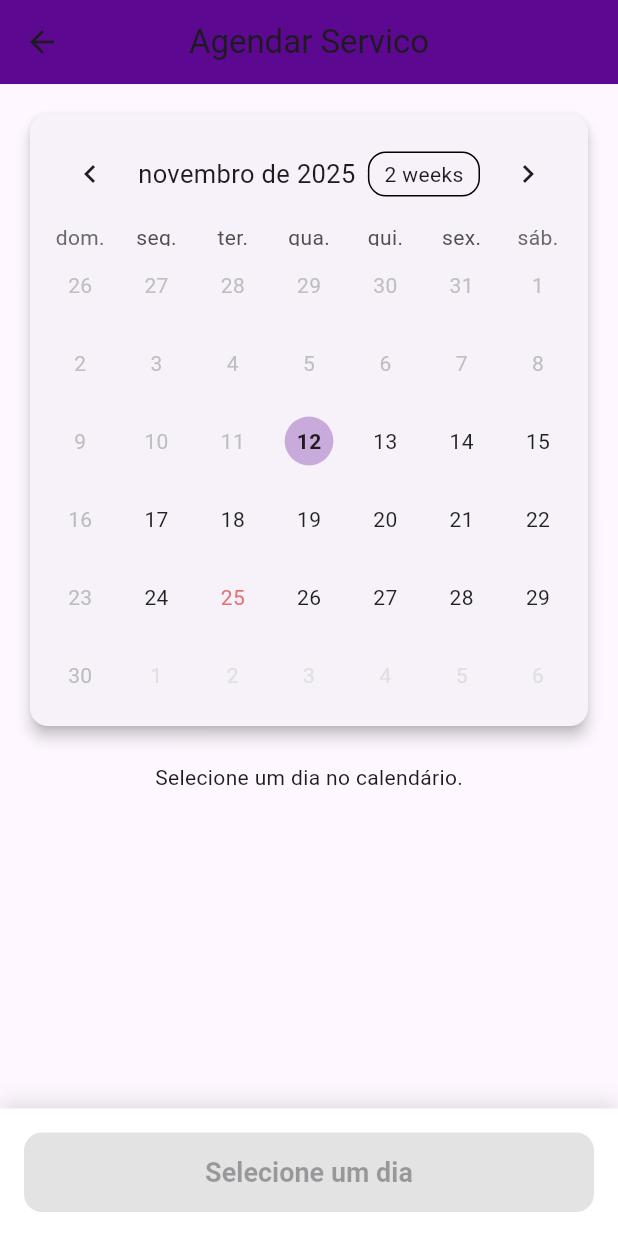
After one commit to P3dr0EM/Una_Agendamento, a Flutter app: the AgendamentoView screen opened directly, on a phone screen of 412 x 824 dp. The commit adds this screen. Run offline on Flutter 3.47's test engine with Material 3 defaults, Android fonts, the light colour scheme and no system bars; drawn by our look-alikes of table_calendar; our stand-ins replace carousel_slider, firebase_core, get; accounts and stored records are empty.

Commit message:
Página de Agendamento adicionado

```diff
--- /dev/null
+++ b/lib/app/modules/agendamento/agendamento_bindings.dart
@@ -0,0 +1,9 @@
+import 'package:get/get.dart';
+import 'package:una_agendamento/app/modules/agendamento/agendamento_controller.dart';
+
+class AgendamentoBinding implements Bindings {
+  @override
+  void dependencies() {
+    Get.lazyPut<AgendamentoController>(() => AgendamentoController());
+  }
+}
--- /dev/null
+++ b/lib/app/modules/agendamento/agendamento_controller.dart
@@ -0,0 +1,131 @@
+import 'package:get/get.dart';
+import 'package:intl/intl.dart';
+
+// Enum para os status do dia
+enum DayStatus { available, full, closed, past }
+
+class AgendamentoController extends GetxController {
+  // --- ESTADO DO SERVIÇO ---
+  final serviceName = 'Serviço'.obs;
+
+  // --- ESTADO DO CALENDÁRIO ---
+  final focusedDay = DateTime.now().obs;
+  final selectedDay = Rxn<DateTime>(); // Dia selecionado (pode ser nulo)
+
+  // --- ESTADO DOS HORÁRIOS ---
+  final availableTimes = <String>[].obs; // Lista de horários disponíveis
+  final selectedTime = Rxn<String>(); // Horário selecionado (pode ser nulo)
+
+  // --- DADOS MOCKADOS (Simulação de um banco de dados) ---
+  // Simula dias que não funcionam (ex: Domingo)
+  final List<int> diasFechados = [DateTime.sunday];
+  // Simula dias que estão lotados (ex: dia 25 do mês)
+  final List<int> diasLotados = [25];
+
+  // --- COMPUTED (Getters Reativos) ---
+
+  /// Texto reativo para o botão de confirmação
+  String get confirmationText {
+    if (selectedDay.value == null) {
+      return 'Selecione um dia';
+    }
+    if (selectedTime.value == null) {
+      return 'Selecione um horário';
+    }
+    // Formata a data (ex: 15/11)
+    final String diaFormatado = DateFormat('dd/MM').format(selectedDay.value!);
+    return 'Confirmar: $diaFormatado às ${selectedTime.value!}';
+  }
+
+  /// Verifica se o botão de confirmar deve estar ativo
+  bool get isConfirmationButtonEnabled {
+    return selectedDay.value != null && selectedTime.value != null;
+  }
+
+  @override
+  void onInit() {
+    super.onInit();
+    // Pega o nome do serviço da URL (ex: "dentista")
+    String servicoKey = Get.parameters['servico'] ?? 'servico';
+    // Converte para "Dentista" (primeira letra maiúscula)
+    serviceName.value = servicoKey.capitalizeFirst ?? 'Serviço';
+  }
+
+  /// Função chamada pelo TableCalendar ao selecionar um dia
+  void onDaySelected(DateTime day, DateTime focused) {
+    // Não permite selecionar dias passados
+    if (getDayStatus(day) == DayStatus.past) {
+      return;
+    }
+
+    focusedDay.value = focused;
+    // Se clicar no mesmo dia, limpa a seleção
+    if (isSameDay(selectedDay.value, day)) {
+      selectedDay.value = null;
+      selectedTime.value = null;
+      availableTimes.clear();
+    } else {
+      selectedDay.value = day;
+      selectedTime.value = null;
+      // Carrega os horários para o dia selecionado
+      _loadAvailableTimes(day);
+    }
+  }
+
+  /// Função chamada ao clicar em um botão de horário
+  void selectTime(String time) {
+    selectedTime.value = time;
+  }
+
+  /// Função para simular a busca de horários em um API/Banco de Dados
+  void _loadAvailableTimes(DateTime day) {
+    // Simulação de carregamento
+    availableTimes.clear();
+
+    // Simula horários diferentes para dias diferentes
+    if (day.weekday == DateTime.saturday) {
+      // Sábado tem menos horários
+      availableTimes.assignAll(['09:00', '10:00', '11:00']);
+    } else {
+      // Dias de semana
+      availableTimes.assignAll(['09:00', '10:00', '11:00', '14:00', '15:00', '16:00']);
+    }
+  }
+
+  /// Retorna o status de um dia para o builder do calendário
+  DayStatus getDayStatus(DateTime day) {
+    // Normaliza 'day' para ignorar a hora
+    final today = DateTime.now();
+    final normalizedToday = DateTime(today.year, today.month, today.day);
+    final normalizedDay = DateTime(day.year, day.month, day.day);
+
+    if (normalizedDay.isBefore(normalizedToday)) {
+      return DayStatus.past;
+    }
+    if (diasFechados.contains(day.weekday)) {
+      return DayStatus.closed;
+    }
+    if (diasLotados.contains(day.day)) {
+      return DayStatus.full;
+    }
+    return DayStatus.available;
+  }
+
+  /// Função do botão de confirmação
+  void confirmarAgendamento() {
+    Get.back(); // Volta para a Home
+    Get.snackbar(
+      'Agendamento Confirmado!',
+      'Seu horário para ${serviceName.value} foi marcado!',
+      snackPosition: SnackPosition.BOTTOM,
+    );
+  }
+
+  /// Helper para comparar datas ignorando a hora
+  bool isSameDay(DateTime? a, DateTime b) {
+    if (a == null) {
+      return false;
+    }
+    return a.year == b.year && a.month == b.month && a.day == b.day;
+  }
+}
--- /dev/null
+++ b/lib/app/modules/agendamento/agendamento_view.dart
@@ -0,0 +1,215 @@
+// ignore_for_file: deprecated_member_use
+
+import 'package:flutter/material.dart';
+import 'package:get/get.dart';
+import 'package:table_calendar/table_calendar.dart';
+import 'agendamento_controller.dart';
+
+class AgendamentoView extends GetView<AgendamentoController> {
+  const AgendamentoView({super.key});
+
+  @override
+  Widget build(BuildContext context) {
+    return SafeArea(
+      child: Scaffold(
+        appBar: AppBar(
+          // Título reativo com o nome do serviço
+          title: Obx(() => Text('Agendar ${controller.serviceName.value}')),
+          backgroundColor: const Color(0xFF5D0890), // Cor do app
+          centerTitle: true,
+        ),
+        body: ListView( // ListView para evitar overflow em telas pequenas
+          padding: const EdgeInsets.all(16.0),
+          children: [
+            // 1. O CALENDÁRIO
+            Card(
+              elevation: 4,
+              shape: RoundedRectangleBorder(borderRadius: BorderRadius.circular(12)),
+              child: Padding(
+                padding: const EdgeInsets.all(8.0),
+                // Obx para reconstruir o calendário quando o foco/seleção mudar
+                child: Obx(() => _buildTableCalendar()),
+              ),
+            ),
+            const SizedBox(height: 20),
+
+            // 2. A ÁREA DE HORÁRIOS
+            // Obx para mostrar/esconder a área de horários
+            Obx(() => _buildTimeSlotsArea()),
+          ],
+        ),
+        // 3. O BOTÃO DE CONFIRMAÇÃO (Rodapé Fixo)
+        bottomNavigationBar: _buildConfirmationButton(),
+      ),
+    );
+  }
+
+  /// Constrói o calendário com estilos customizados
+  Widget _buildTableCalendar() {
+    return TableCalendar(
+      locale: 'pt_BR',
+      focusedDay: controller.focusedDay.value,
+      firstDay: DateTime.now(), // Primeiro dia é hoje
+      lastDay: DateTime.now().add(const Duration(days: 60)), // Limite de 60 dias
+      calendarFormat: CalendarFormat.month,
+      selectedDayPredicate: (day) => controller.isSameDay(controller.selectedDay.value, day),
+      onDaySelected: controller.onDaySelected,
+      onPageChanged: (focused) => controller.focusedDay.value = focused,
+
+      // Constrói os dias customizados
+      calendarBuilders: CalendarBuilders(
+        // Builder para os dias padrão
+        defaultBuilder: (context, day, focusedDay) {
+          final status = controller.getDayStatus(day);
+          Color? corTexto;
+
+          if (status == DayStatus.closed || status == DayStatus.past) {
+            corTexto = Colors.grey[400];
+          } else if (status == DayStatus.full) {
+            corTexto = Colors.red[300];
+          } else {
+            corTexto = Colors.black87;
+          }
+
+          return Center(
+            child: Text(
+              '${day.day}',
+              style: TextStyle(color: corTexto),
+            ),
+          );
+        },
+        // Builder para dias fora do mês (para desativar)
+        outsideBuilder: (context, day, focusedDay) {
+          return Center(
+            child: Text(
+              '${day.day}',
+              style: TextStyle(color: Colors.grey[300]),
+            ),
+          );
+        },
+        // Builder para o dia de hoje
+        todayBuilder: (context, day, focusedDay) {
+          return Center(
+            child: Container(
+              decoration: BoxDecoration(
+                color: const Color(0xFF5D0890).withOpacity(0.3),
+                shape: BoxShape.circle,
+              ),
+              padding: const EdgeInsets.all(8),
+              child: Text(
+                '${day.day}',
+                style: const TextStyle(fontWeight: FontWeight.bold),
+              ),
+            ),
+          );
+        },
+        // Builder para o dia selecionado
+        selectedBuilder: (context, day, focusedDay) {
+          return Center(
+            child: Container(
+              decoration: const BoxDecoration(
+                color: Color(0xFF5D0890), // Cor principal
+                shape: BoxShape.circle,
+              ),
+              padding: const EdgeInsets.all(8),
+              child: Text(
+                '${day.day}',
+                style: const TextStyle(color: Colors.white, fontWeight: FontWeight.bold),
+              ),
+            ),
+          );
+        },
+      ),
+    );
+  }
+
+  /// Constrói a área de horários disponíveis
+  Widget _buildTimeSlotsArea() {
+    // Se nenhum dia estiver selecionado, não mostra nada
+    if (controller.selectedDay.value == null) {
+      return const Center(child: Text('Selecione um dia no calendário.'));
+    }
+
+    // Se não houver horários, mostra mensagem
+    if (controller.availableTimes.isEmpty) {
+      return const Center(
+          child: Padding(
+        padding: EdgeInsets.all(20.0),
+        child: Text('Nenhum horário disponível para este dia.'),
+      ));
+    }
+
+    // Se houver horários, mostra o grid
+    return Column(
+      crossAxisAlignment: CrossAxisAlignment.start,
+      children: [
+        Text(
+          'Horários disponíveis',
+          style: Get.textTheme.titleLarge?.copyWith(fontWeight: FontWeight.bold),
+        ),
+        const SizedBox(height: 12),
+        // O Wrap permite que os botões quebrem a linha
+        Wrap(
+          spacing: 12.0, // Espaço horizontal
+          runSpacing: 12.0, // Espaço vertical
+          children: controller.availableTimes.map((time) {
+            // Obx para o estado de seleção de cada botão
+            return Obx(() {
+              final isSelected = controller.selectedTime.value == time;
+              return ChoiceChip(
+                label: Text(time),
+                selected: isSelected,
+                onSelected: (selected) {
+                  controller.selectTime(time);
+                },
+                selectedColor: const Color(0xFF5D0890),
+                labelStyle: TextStyle(
+                  color: isSelected ? Colors.white : Colors.black,
+                  fontWeight: FontWeight.bold,
+                ),
+                backgroundColor: Colors.grey[200],
+                shape: RoundedRectangleBorder(
+                  borderRadius: BorderRadius.circular(8),
+                ),
+              );
+            });
+          }).toList(),
+        ),
+      ],
+    );
+  }
+
+  /// Constrói o botão de confirmação no rodapé
+  Widget _buildConfirmationButton() {
+    return Container(
+      padding: const EdgeInsets.all(16.0),
+      decoration: BoxDecoration(
+        color: Colors.white,
+        boxShadow: [
+          BoxShadow(
+            color: Colors.black.withOpacity(0.1),
+            blurRadius: 10,
+            offset: const Offset(0, -5),
+          ),
+        ],
+      ),
+      child: Obx(() => ElevatedButton(
+            // O botão fica desabilitado se a condição não for atendida
+            onPressed: controller.isConfirmationButtonEnabled
+                ? controller.confirmarAgendamento
+                : null,
+            style: ElevatedButton.styleFrom(
+              backgroundColor: const Color(0xFF5D0890),
+              foregroundColor: Colors.white,
+              padding: const EdgeInsets.symmetric(vertical: 16),
+              textStyle: const TextStyle(fontSize: 18, fontWeight: FontWeight.bold),
+              shape: RoundedRectangleBorder(
+                borderRadius: BorderRadius.circular(12),
+              ),
+            ),
+            // Texto reativo
+            child: Text(controller.confirmationText),
+          )),
+    );
+  }
+}
--- a/lib/app/routes/app_pages.dart
+++ b/lib/app/routes/app_pages.dart
@@ -1,4 +1,6 @@
 import 'package:get/get_navigation/get_navigation.dart';
+import 'package:una_agendamento/app/modules/agendamento/agendamento_bindings.dart';
+import 'package:una_agendamento/app/modules/agendamento/agendamento_view.dart';
 import 'package:una_agendamento/app/modules/cadastro/cadastro_binding.dart';
 import 'package:una_agendamento/app/modules/cadastro/cadastro.view.dart';
 import 'package:una_agendamento/app/modules/home/home.view.dart';
@@ -23,6 +25,16 @@
       page: () => CadastroView(),
       binding: CadastroBinding(),
     ),
+    GetPage(
+      name: '${Routes.AGENDAMENTO}/:servico', // Ex: /agendamento/dentista
+      page: () => const AgendamentoView(),
+      binding: AgendamentoBinding(),
+    ),
+    GetPage(
+      name: Routes.HOME,
+      page: () => const HomeView(),
+      binding: HomeBidings(),
+    ),
 
     GetPage(name: Routes.HOME, page: () => HomeView(), binding: HomeBidings()),
   ];
--- a/lib/app/routes/app_routes.dart
+++ b/lib/app/routes/app_routes.dart
@@ -1,8 +1,8 @@
+// ignore_for_file: constant_identifier_names
+
 abstract class Routes {
-  // ignore: constant_identifier_names
   static const LOGIN = '/login';
-  // ignore: constant_identifier_names
   static const CADASTRO = '/cadastro';
-  // ignore: constant_identifier_names
   static const HOME = '/home';
+  static const AGENDAMENTO = '/agendamento';
 }
```
Also changed, not shown: lib/app/modules/home/home.view.dart (+4 -4 lines), lib/app/modules/home/home_controller.dart (+11 -19 lines).
